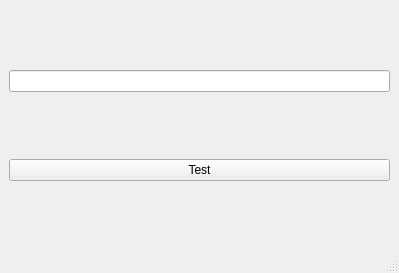
Qt form mainwindow.ui (ErnieSumoso/trackapp) before a commit.
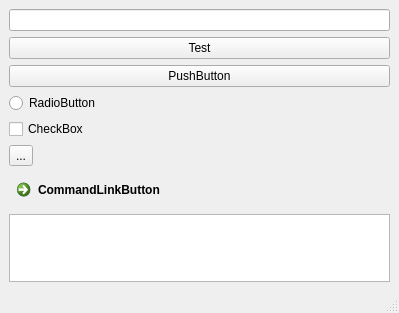
The same form after that commit.

The edit to the form file:
```diff
--- a/mainwindow.ui
+++ b/mainwindow.ui
@@ -28,6 +28,44 @@
       </property>
      </widget>
     </item>
+    <item>
+     <widget class="QPushButton" name="pushButton_2">
+      <property name="text">
+       <string>PushButton</string>
+      </property>
+     </widget>
+    </item>
+    <item>
+     <widget class="QRadioButton" name="radioButton">
+      <property name="text">
+       <string>RadioButton</string>
+      </property>
+     </widget>
+    </item>
+    <item>
+     <widget class="QCheckBox" name="checkBox">
+      <property name="text">
+       <string>CheckBox</string>
+      </property>
+     </widget>
+    </item>
+    <item>
+     <widget class="QToolButton" name="toolButton">
+      <property name="text">
+       <string>...</string>
+      </property>
+     </widget>
+    </item>
+    <item>
+     <widget class="QCommandLinkButton" name="commandLinkButton">
+      <property name="text">
+       <string>CommandLinkButton</string>
+      </property>
+     </widget>
+    </item>
+    <item>
+     <widget class="QListView" name="listView"/>
+    </item>
    </layout>
   </widget>
   <widget class="QMenuBar" name="menubar">
```
